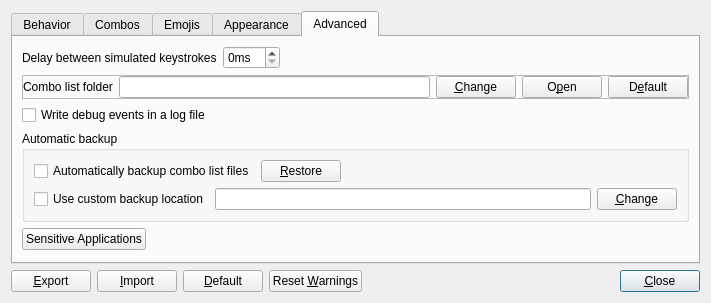
This is Beeftext/PreferencesDialog.ui in xmichelo/Beeftext as Qt 5 draws it before an edit. The edited form follows.
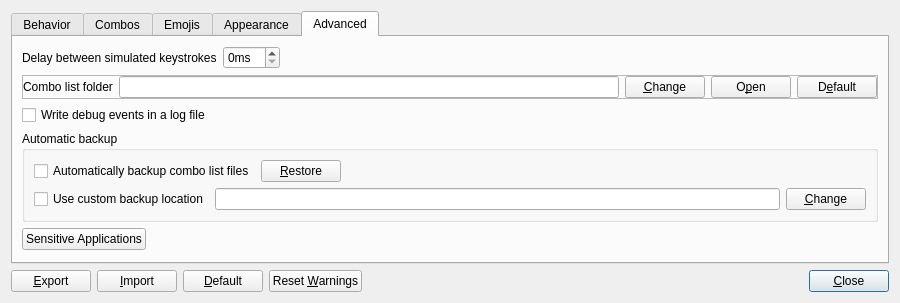
This is the edited form.

Commit message: Added preferences for the custom backup folder path.

What changed in the file:
```diff
--- a/Beeftext/PreferencesDialog.ui
+++ b/Beeftext/PreferencesDialog.ui
@@ -6,10 +6,16 @@
    <rect>
     <x>0</x>
     <y>0</y>
-    <width>709</width>
+    <width>900</width>
     <height>303</height>
    </rect>
   </property>
+  <property name="minimumSize">
+   <size>
+    <width>900</width>
+    <height>0</height>
+   </size>
+  </property>
   <property name="windowTitle">
    <string>Preferences</string>
   </property>
```
Left out of the diff: 63 changed lines with no effect on the pictures. The commit also changes 4 other files.
